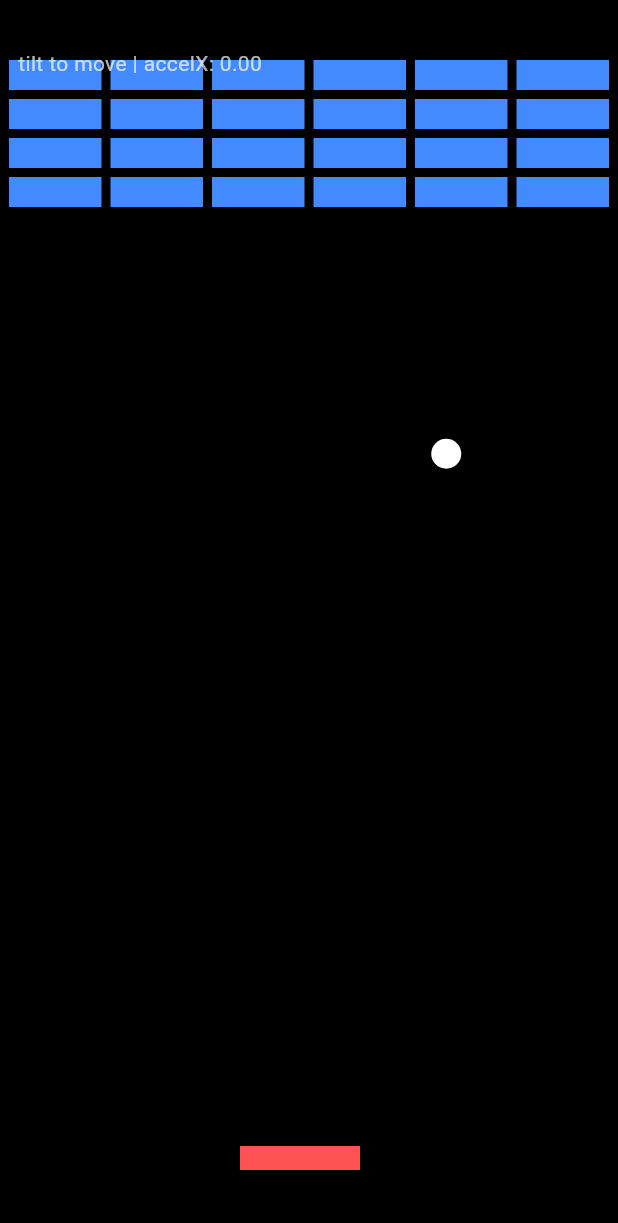
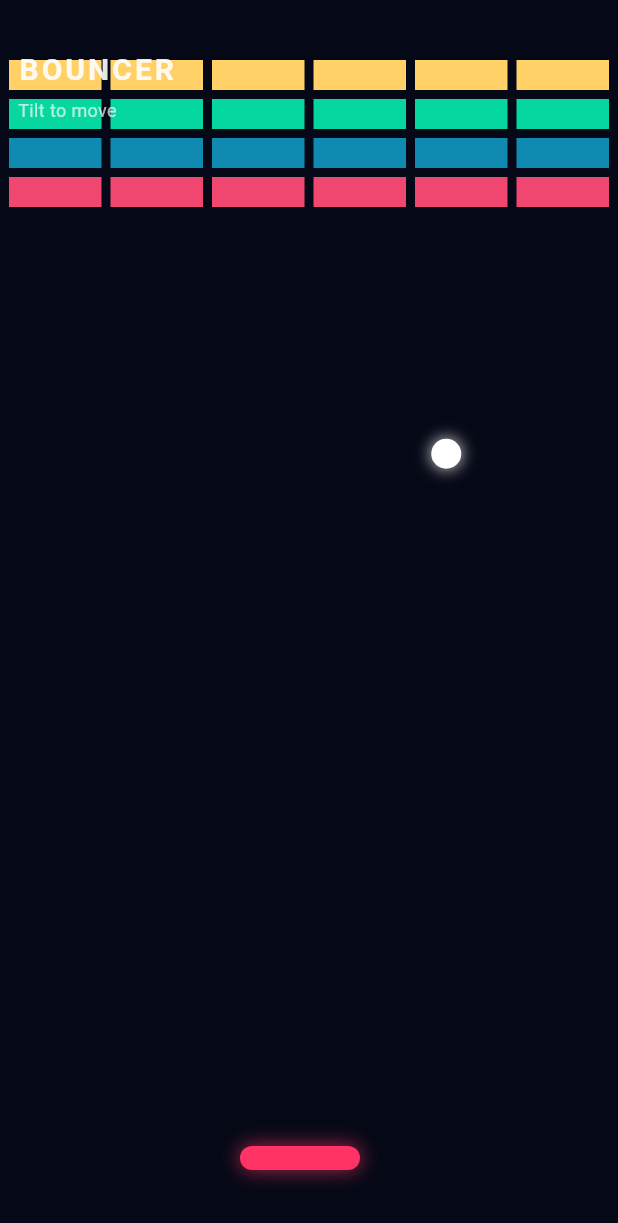
Before and after one commit to mavka1207/bouncer, a Flutter app: the screen it shows after launch, on a phone screen of 412 x 824 dp. Shown: the top 1223 px of the screen. Run offline on Flutter 3.47's test engine with Material 3 defaults, Android fonts, the phone set to English and light mode, and no system bars; our stand-ins replace sensors_plus.

Commit message:
Add neon UI, accelerometer HUD and block row colors to Bouncer

```diff
--- a/lib/main.dart
+++ b/lib/main.dart
@@ -13,9 +13,20 @@ class BouncerApp extends StatelessWidget {
 
   @override
   Widget build(BuildContext context) {
-    return const MaterialApp(
+    return MaterialApp(
+      theme: ThemeData(
+        scaffoldBackgroundColor: const Color(0xFF050816),
+        colorScheme: ColorScheme.fromSeed(
+          seedColor: const Color(0xFFFF3366),
+          brightness: Brightness.dark,
+        ),
+        textTheme: const TextTheme(
+          bodyMedium: TextStyle(color: Colors.white),
+        ),
+        useMaterial3: true,
+      ),
       debugShowCheckedModeBanner: false,
-      home: BouncerGame(),
+      home: const BouncerGame(),
     );
   }
 }
@@ -38,18 +49,19 @@ class _BouncerGameState extends State<BouncerGame>
   // Мяч
   double ballX = 0;
   double ballY = 0;
-  double ballRadius = 10;
+  final double ballRadius = 10;
   double ballVX = 150;
   double ballVY = -150;
 
   // Платформа
   double paddleWidth = 80;
-  double paddleHeight = 16;
+  final double paddleHeight = 16;
   double paddleY = 0;
   double paddleX = 0;
 
   // Акселерометр
   StreamSubscription<AccelerometerEvent>? _accelSub;
+  AccelerometerEvent? _lastAccel; // как в примере: храним последнее событие
   double accelX = 0;
 
   // Блоки
@@ -67,24 +79,27 @@ class _BouncerGameState extends State<BouncerGame>
   void initState() {
     super.initState();
 
+    // Блоки
     blocksAlive = List.generate(rows, (_) => List.generate(cols, (_) => true));
 
-    // Стартовые значения
+    // Временные размеры до первого build
     screenWidth = 400;
     screenHeight = 800;
     ballX = 200;
     ballY = 400;
     paddleX = 200;
 
-    // Контроллер анимации, ~60 fps
+    // Анимация ~60 fps
     _controller = AnimationController(
       vsync: this,
       duration: const Duration(hours: 1),
     )..addListener(_onTick);
     _controller.repeat();
 
-    _accelSub =
-        accelerometerEventStream().listen((AccelerometerEvent event) {
+    // Подписка на акселерометр — как в примере
+    _accelSub = accelerometerEventStream().listen((event) {
+      // не вызываем setState каждый раз, чтобы не лагало UI
+      _lastAccel = event;
       accelX = event.x;
     });
   }
@@ -135,8 +150,9 @@ class _BouncerGameState extends State<BouncerGame>
 
       // Платформа
       final double paddleTop = paddleY;
-      final double paddleLeft = paddleX - half;
-      final double paddleRight = paddleX + half;
+      final double halfPaddle = paddleWidth / 2;
+      final double paddleLeft = paddleX - halfPaddle;
+      final double paddleRight = paddleX + halfPaddle;
 
       final bool hitPaddle = ballY + ballRadius >= paddleTop &&
           ballY - ballRadius <= paddleTop + paddleHeight &&
@@ -146,9 +162,9 @@ class _BouncerGameState extends State<BouncerGame>
 
       if (hitPaddle) {
         final double relative =
-            (ballX - paddleX) / (paddleWidth / 2);
+            (ballX - paddleX) / (paddleWidth / 2); // [-1, 1]
         final double speed = sqrt(ballVX * ballVX + ballVY * ballVY);
-        final double maxAngle = pi / 3;
+        const double maxAngle = pi / 3; // 60°
         final double angle = relative * maxAngle;
 
         ballVY = -speed * cos(angle);
@@ -164,6 +180,20 @@ class _BouncerGameState extends State<BouncerGame>
       }
     });
   }
+// Цвета блоков по рядам
+  Color _blockColorForRow(int r) {
+    switch (r) {
+      case 0:
+        return const Color(0xFFFFD166); // жёлтый
+      case 1:
+        return const Color(0xFF06D6A0); // зелёный
+      case 2:
+        return const Color(0xFF118AB2); // синий
+      default:
+        return const Color(0xFFEF476F); // розово-красный
+    }
+  }
+
 
   void _handleBlocksCollision() {
     const double topOffset = 40;
@@ -231,10 +261,16 @@ class _BouncerGameState extends State<BouncerGame>
         blockWidth = (screenWidth - (cols + 1) * blockGap) / cols;
         paddleY = screenHeight - 60;
 
+        final accelText = _lastAccel == null
+            ? 'No accelerometer data'
+            : 'X: ${_lastAccel!.x.toStringAsFixed(2)}, '
+              'Y: ${_lastAccel!.y.toStringAsFixed(2)}, '
+              'Z: ${_lastAccel!.z.toStringAsFixed(2)}';
+
         return Scaffold(
-          backgroundColor: Colors.black,
           body: Stack(
             children: [
+              // Blocks
               for (int r = 0; r < rows; r++)
                 for (int c = 0; c < cols; c++)
                   if (blocksAlive[r][c])
@@ -243,29 +279,57 @@ class _BouncerGameState extends State<BouncerGame>
                       top: 40 + r * (blockHeight + blockGap),
                       width: blockWidth,
                       height: blockHeight,
-                      child: Container(color: Colors.blueAccent),
+                      child: Container(color: _blockColorForRow(r)),
                     ),
+
+              // Ball
               Positioned(
                 left: ballX - ballRadius,
                 top: ballY - ballRadius,
                 width: ballRadius * 2,
                 height: ballRadius * 2,
                 child: Container(
-                  decoration: const BoxDecoration(
+  decoration: BoxDecoration(
     color: Colors.white,
     shape: BoxShape.circle,
+    boxShadow: [
+      BoxShadow(
+        color: Colors.white.withAlpha((0.7 * 255).toInt()),
+        blurRadius: 8,
+        spreadRadius: 1,
+      ),
+    ],
+  ),
+
                 ),
               ),
-              ),
+
+              // Платформа
               Positioned(
                 left: paddleX - paddleWidth / 2,
                 top: paddleY,
                 width: paddleWidth,
                 height: paddleHeight,
-                child: Container(color: Colors.redAccent),
+                child: Container(
+  decoration: BoxDecoration(
+    color: const Color(0xFFFF3366),
+    borderRadius: BorderRadius.circular(12),
+    boxShadow: [
+      BoxShadow(
+        color: const Color(0xFFFF3366).withAlpha((0.6 * 255).toInt()),
+        blurRadius: 10,
+        spreadRadius: 1,
       ),
+    ],
+  ),
+),
+              ),
+
+              // Статус
               if (statusText != null)
-                Center(
+  Container(
+    color: Colors.black.withOpacity(0.5),
+    child: Center(
       child: Column(
         mainAxisSize: MainAxisSize.min,
         children: [
@@ -275,25 +339,53 @@ class _BouncerGameState extends State<BouncerGame>
               color: Colors.white,
               fontSize: 32,
               fontWeight: FontWeight.bold,
+              letterSpacing: 1.5,
             ),
           ),
-                      const SizedBox(height: 16),
+          const SizedBox(height: 12),
           ElevatedButton(
             onPressed: _resetGame,
-                        child: const Text('Restart'),
+            style: ElevatedButton.styleFrom(
+              backgroundColor: const Color(0xFFFF3366),
+              foregroundColor: Colors.white,
+              padding:
+                  const EdgeInsets.symmetric(horizontal: 24, vertical: 12),
+              shape: RoundedRectangleBorder(
+                borderRadius: BorderRadius.circular(20),
+              ),
+            ),
+            child: const Text('Play again'),
                       ),
                     ],
                   ),
                 ),
+  ),
+
+              // Отладка акселерометра
               Positioned(
   left: 12,
   top: 32,
-                child: Text(
-                  'tilt to move | accelX: ${accelX.toStringAsFixed(2)}',
+  child: Column(
+    crossAxisAlignment: CrossAxisAlignment.start,
+    children: [
+      Text(
+        'BOUNCER',
         style: TextStyle(
-                    color: Colors.white.withOpacity(0.7),
-                    fontSize: 14,
+          color: Colors.white.withAlpha((0.9 * 255).toInt()),
+          fontSize: 20,
+          fontWeight: FontWeight.bold,
+          letterSpacing: 2,
         ),
+      ),
+      const SizedBox(height: 4),
+      Text(
+        'Tilt to move',
+        style: TextStyle(
+          color: Colors.white.withAlpha((0.7 * 255).toInt()),
+          fontSize: 12,
+                      ),
+                    ),
+                  ],
                 ),
               ),
             ],
```
Lines whose indentation alone changed are shown as unchanged.
